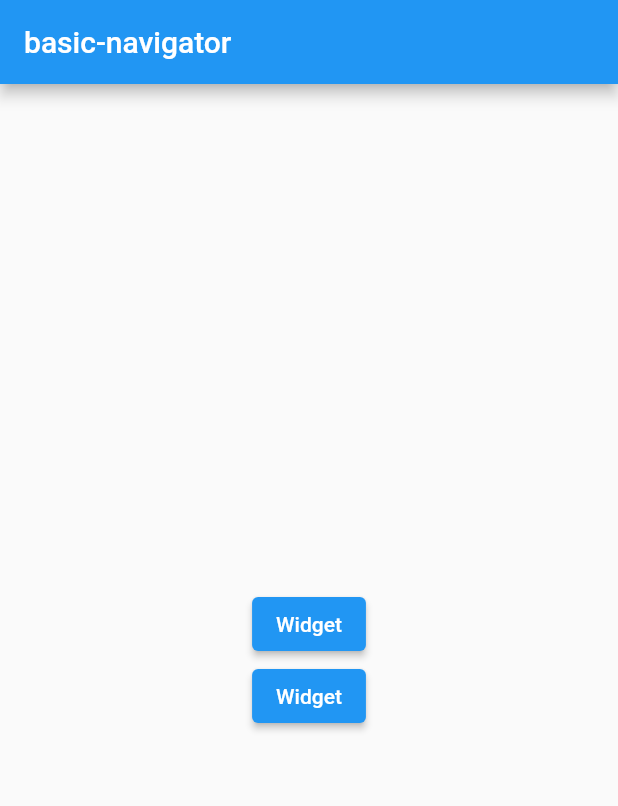
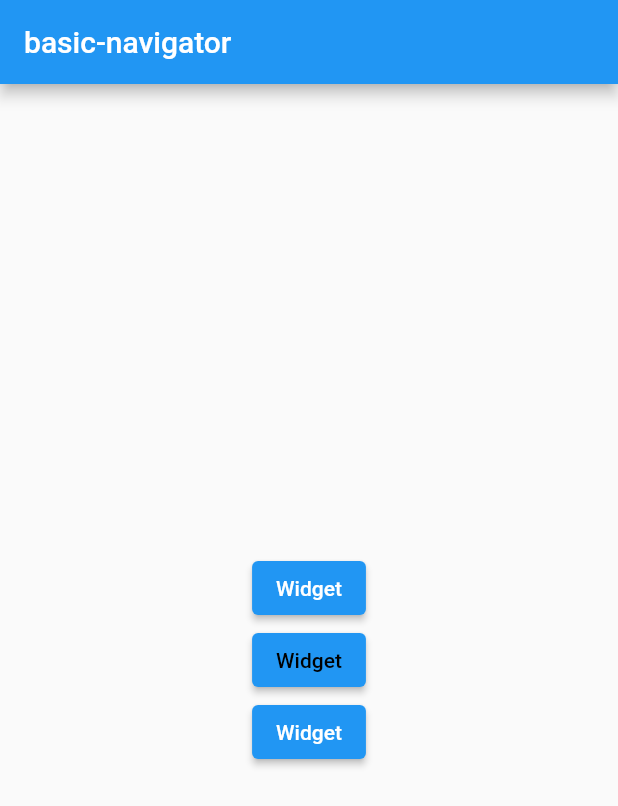
Before and after one commit to lightnning/flutter_basic_navigator, a Flutter app: the screen it shows after launch, on a phone screen of 412 x 824 dp. Shown: the top 806 px of the screen. Run offline on Flutter 3.47's test engine with Material 2 defaults, Android fonts, the phone set to English and light mode, and no system bars.

Commit message:
class ButtonW 作成

```diff
--- a/lib/main.dart
+++ b/lib/main.dart
@@ -25,11 +25,13 @@ class MyApp extends StatelessWidget {
 }
 
 class MyHomePage extends StatelessWidget {
-  MyHomePage({Key? key, required String this.title}) : super(key: key);
+  MyHomePage({Key? key, required String this.title})
+      : super(key: key);
   final String title;
 
   @override
   Widget build(BuildContext context) {
+
     return Scaffold(
       appBar: AppBar(
         title: Text(title),
@@ -42,25 +44,55 @@ class MyHomePage extends StatelessWidget {
                 context,
                 FirstPage(
                   widgetTitle: 'FirstPage',
-                )),
+                ),
+                Colors.white),
             ButtonWidget(
-                context,
-                SecondPage(
-                  widgetTitle: 'SecondPage',
-                )),
+                context, SecondPage(widgetTitle: 'SecondPage'), Colors.black),
+
+            ButtonW(
+                widget: SecondPage(widgetTitle: 'SecondPage'),
+                // color: Colors.white
+                ),
           ],
         ),
       ),
     );
   }
 
-  Widget ButtonWidget(BuildContext context, Widget widget) {
+  Widget ButtonWidget(BuildContext context, Widget widget, Color color) {
+    String widgetTitle = widget.toString();
     return ElevatedButton(
         onPressed: () {
           Navigator.of(context).push(
             MaterialPageRoute(builder: (context) => widget),
           );
         },
-        child: Text(widget.toString()));
+        child: Text(
+          widgetTitle,
+          style: TextStyle(color: color),
+        ));
   }
 }
+
+class ButtonW extends StatelessWidget {
+  ButtonW({Key? key, required Widget this.widget,Color? this.color})
+      : super(key: key);
+
+  final Color? color;
+  final Widget widget;
+
+
+  @override
+  Widget build(BuildContext context) {
+    return ElevatedButton(
+        onPressed: () {
+          Navigator.of(context).push(
+            MaterialPageRoute(builder: (context) => widget),
+          );
+        },
+        child: Text(
+          widget.toString(),
+          style: TextStyle(color: color),
+        ));
+  }
+}
```
